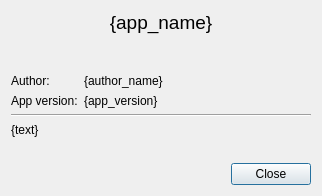
Before: the Qt Designer form designer/AboutDialog.ui in ZyMa-1/Conways_game_of_life_widget, drawn with Qt 5.
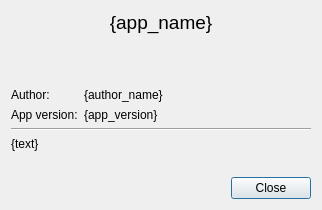
After: the same form once the commit is applied.

Diff of the .ui file:
```diff
--- a/designer/AboutDialog.ui
+++ b/designer/AboutDialog.ui
@@ -7,7 +7,7 @@
     <x>0</x>
     <y>0</y>
     <width>320</width>
-    <height>196</height>
+    <height>210</height>
    </rect>
   </property>
   <property name="windowTitle">
@@ -46,6 +46,22 @@
        </property>
       </widget>
      </item>
+     <item>
+      <spacer name="verticalSpacer_2">
+       <property name="orientation">
+        <enum>Qt::Vertical</enum>
+       </property>
+       <property name="sizeType">
+        <enum>QSizePolicy::Fixed</enum>
+       </property>
+       <property name="sizeHint" stdset="0">
+        <size>
+         <width>20</width>
+         <height>8</height>
+        </size>
+       </property>
+      </spacer>
+     </item>
      <item>
       <layout class="QGridLayout" name="gridLayout">
        <item row="0" column="0">
@@ -81,19 +97,6 @@
          </property>
         </widget>
        </item>
-       <item row="3" column="0">
-        <widget class="QLabel" name="text_label">
-         <property name="sizePolicy">
-          <sizepolicy hsizetype="Preferred" vsizetype="Preferred">
-           <horstretch>0</horstretch>
-           <verstretch>0</verstretch>
-          </sizepolicy>
-         </property>
-         <property name="text">
-          <string>{text}</string>
-         </property>
-        </widget>
-       </item>
        <item row="2" column="0" colspan="2">
         <widget class="Line" name="line">
          <property name="orientation">
@@ -114,6 +117,19 @@
          </property>
         </widget>
        </item>
+       <item row="3" column="0" colspan="2">
+        <widget class="QLabel" name="text_label">
+         <property name="sizePolicy">
+          <sizepolicy hsizetype="Preferred" vsizetype="Preferred">
+           <horstretch>0</horstretch>
+           <verstretch>0</verstretch>
+          </sizepolicy>
+         </property>
+         <property name="text">
+          <string>{text}</string>
+         </property>
+        </widget>
+       </item>
       </layout>
      </item>
     </layout>
```
Left out of the diff: 3 changed lines with no effect on the pictures.
